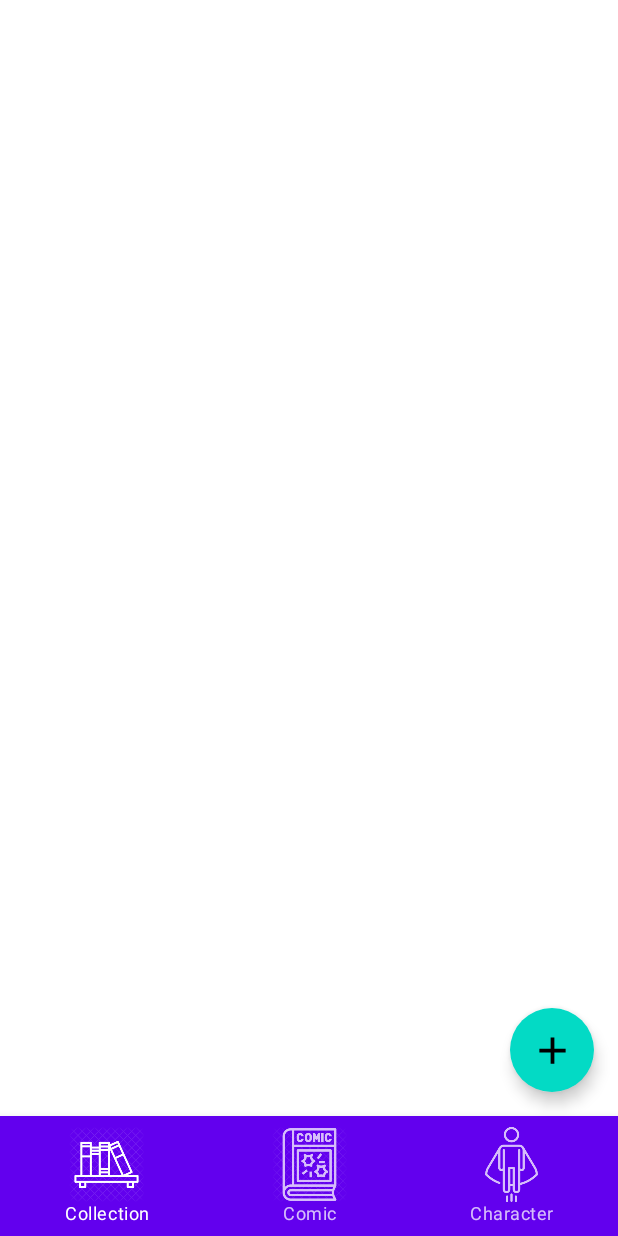
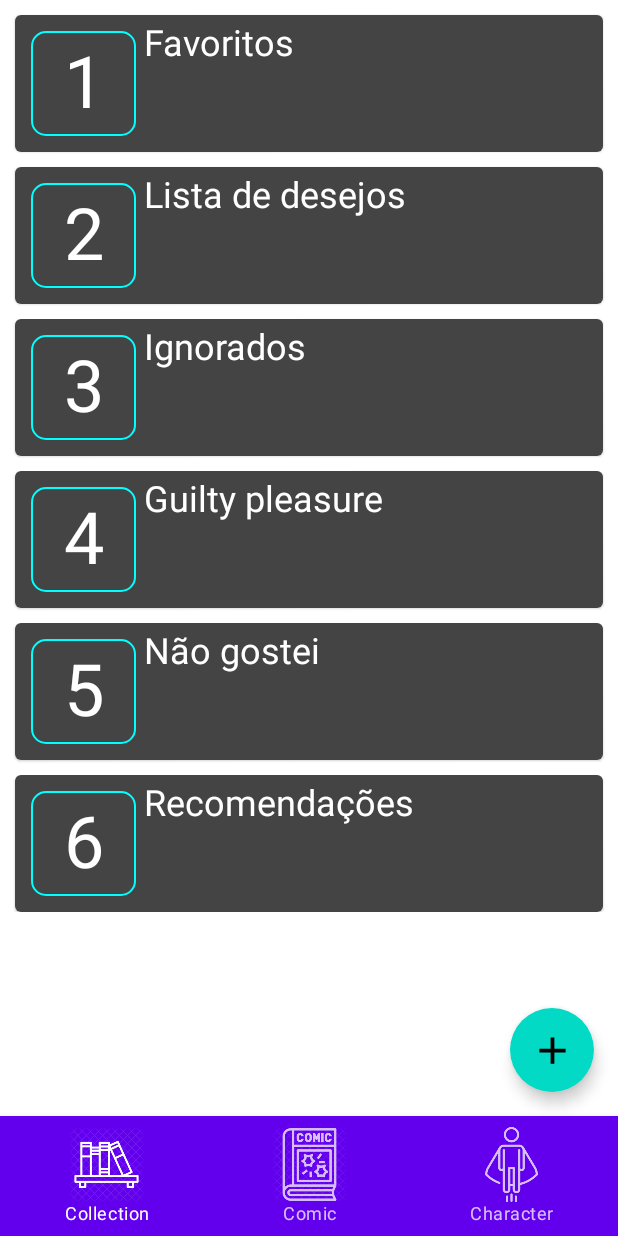
Before and after one commit to rodrigo-os/Estante, an Android app built with Jetpack Compose: the screen it shows after launch (MainActivity), on a phone screen of 412 x 824 dp. Run offline under Robolectric (Android 15) with nearby library versions, the phone set to English and light mode, and no system bars; our stand-ins replace Room's generated code, livedata-compose.

Commit message:
Pré cadastrando valores

```diff
--- a/app/src/main/java/com/example/estante/MainActivity.kt
+++ b/app/src/main/java/com/example/estante/MainActivity.kt
@@ -28,6 +28,10 @@ import com.example.estante.ui.theme.EstanteTheme
 import com.example.estante.views.collection.*
 import com.example.estante.views.comic.*
 import com.example.estante.views.character.*
+
+import com.example.estante.data.models.Collection
+import com.example.estante.data.models.Comic
+import com.example.estante.data.models.Character
 
 class MainActivity : ComponentActivity() {
     override fun onCreate(savedInstanceState: Bundle?) {
@@ -87,6 +91,10 @@ fun BookshelfApp(
     addEditCharacterViewModel: AddEditCharacterViewModel,
 ) {
     val navController = rememberNavController()
+
+    // Devem ser pré cadastrados pelo menos 6 itens de cada entidade.
+    insertIntoDB(collectionViewModel,comicViewModel,characterViewModel) // Cadastrar itens no BD.
+
     Scaffold(
         bottomBar = {
             BottomAppBar(
@@ -233,3 +241,137 @@ sealed class Screen(
 
     object CharacterDetails : Screen("character_details", R.drawable.character_icon, R.string.character)
 }
+
+fun insertIntoDB(
+    collectionViewModel: CollectionViewModel,
+    comicViewModel: ComicViewModel,
+    characterViewModel: CharacterViewModel,
+){
+
+    val collection01 = Collection(
+        1,
+        "Favoritos",
+        "Apenas as melhores obras literárias."
+    )
+    collectionViewModel.insert(collection01)
+
+    val collection02 = Collection(
+        2,
+        "Lista de desejos",
+        "Ainda não os adquiri, mas estão no meu radar."
+    )
+    collectionViewModel.insert(collection02)
+
+    val collection03 = Collection(
+        3,
+        "Ignorados",
+        "Não possuo interesse em lê-los novamente."
+    )
+    collectionViewModel.insert(collection03)
+
+    val collection04 = Collection(
+        4,
+        "Guilty pleasure",
+        "Gosto mas sei que a qualidade é duvidosa."
+    )
+    collectionViewModel.insert(collection04)
+
+    val collection05 = Collection(
+        5,
+        "Não gostei",
+        "Como o nome já diz, obras que eu li e não tive uma boa experiência."
+    )
+    collectionViewModel.insert(collection05)
+
+    val collection06 = Collection(
+        6,
+        "Recomendações",
+        "Obras que me foram recomendadas."
+    )
+    collectionViewModel.insert(collection06)
+
+    val comic01 = Comic(
+        1,
+        "Demolidor - A Queda De Murdock",
+        "Panini",
+    )
+    comicViewModel.insert(comic01)
+
+    val comic02 = Comic(
+        2,
+        "Thor - O Último Viking",
+        "Salvat",
+    )
+    comicViewModel.insert(comic02)
+
+    val comic03 = Comic(
+        3,
+        "Maus",
+        "Cia. das Letras",
+    )
+    comicViewModel.insert(comic03)
+
+    val comic04 = Comic(
+        4,
+        "Thor - Contos de Asgard",
+        "Salvat",
+    )
+    comicViewModel.insert(comic04)
+
+    val comic05 = Comic(
+        5,
+        "Demolidor - Por Frank Miller & Klaus Janson n° 1",
+        "Panini",
+    )
+    comicViewModel.insert(comic05)
+
+    val comic06 = Comic(
+        6,
+        "Pantera Negra - Vingadores do Novo Mundo n° 1",
+        "Panini",
+    )
+    comicViewModel.insert(comic06)
+
+    val character01 = Character(
+        1,
+        "Demolidor",
+        "Bill Everett, Stan Lee",
+    )
+    characterViewModel.insert(character01)
+
+    val character02 = Character(
+        2,
+        "Thor",
+        "Stan Lee, Jack Kirby, Larry Lieber",
+    )
+    characterViewModel.insert(character02)
+
+    val character03 = Character(
+        3,
+        "Pantera Negra",
+        "Stan Lee, Jack Kirby",
+    )
+    characterViewModel.insert(character03)
+
+    val character04 = Character(
+        4,
+        "Cavaleiro da Lua",
+        "Doug Moench, Don Perlin",
+    )
+    characterViewModel.insert(character04)
+
+    val character05 = Character(
+        5,
+        "Batman",
+        "Bob Kane, Bill Finger",
+    )
+    characterViewModel.insert(character05)
+
+    val character06 = Character(
+        6,
+        "Rorschach",
+        "Alan Moore, Dave Gibbons",
+    )
+    characterViewModel.insert(character06)
+
+}
```
